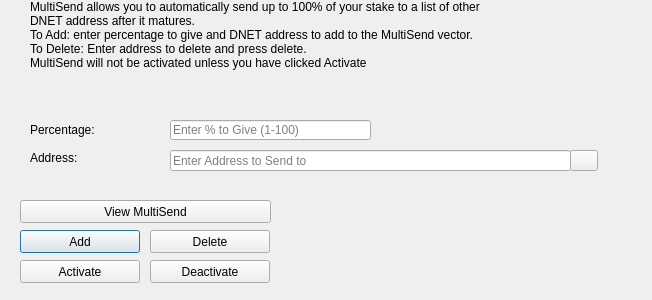
First picture: the form in src/qt/forms/multisenddialog.ui, repository eons-finance/ALQO, before the edit.
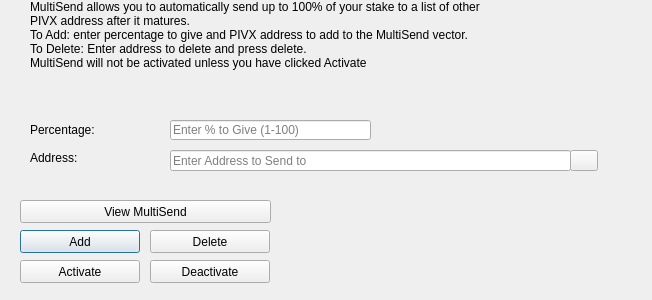
Second picture: the form after the edit. Icons and pictures are not drawn.

Commit message: substitute DNET -> PIVX

The edit to the form file:
```diff
--- a/src/qt/forms/multisenddialog.ui
+++ b/src/qt/forms/multisenddialog.ui
@@ -61,8 +61,8 @@
     <number>1</number>
    </property>
    <property name="text">
-    <string>MultiSend allows you to automatically send up to 100% of your stake to a list of other DNET address after it matures.
-To Add: enter percentage to give and DNET address to add to the MultiSend vector.
+    <string>MultiSend allows you to automatically send up to 100% of your stake to a list of other PIVX address after it matures.
+To Add: enter percentage to give and PIVX address to add to the MultiSend vector.
 To Delete: Enter address to delete and press delete.
 MultiSend will not be activated unless you have clicked Activate</string>
    </property>
```
The commit also changes 59 other files.
